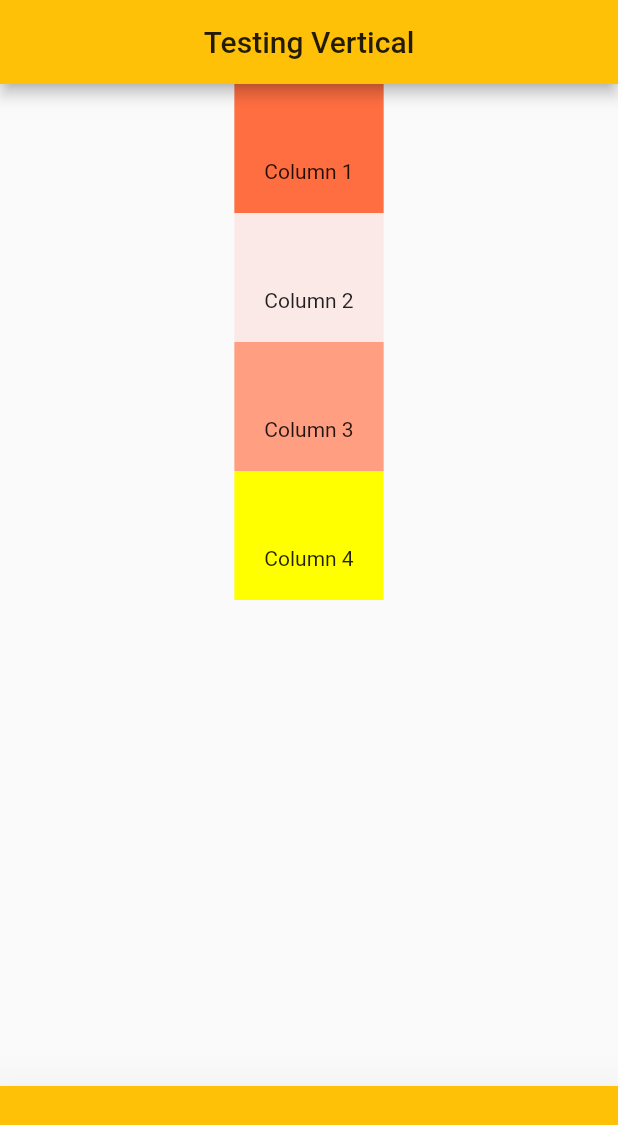
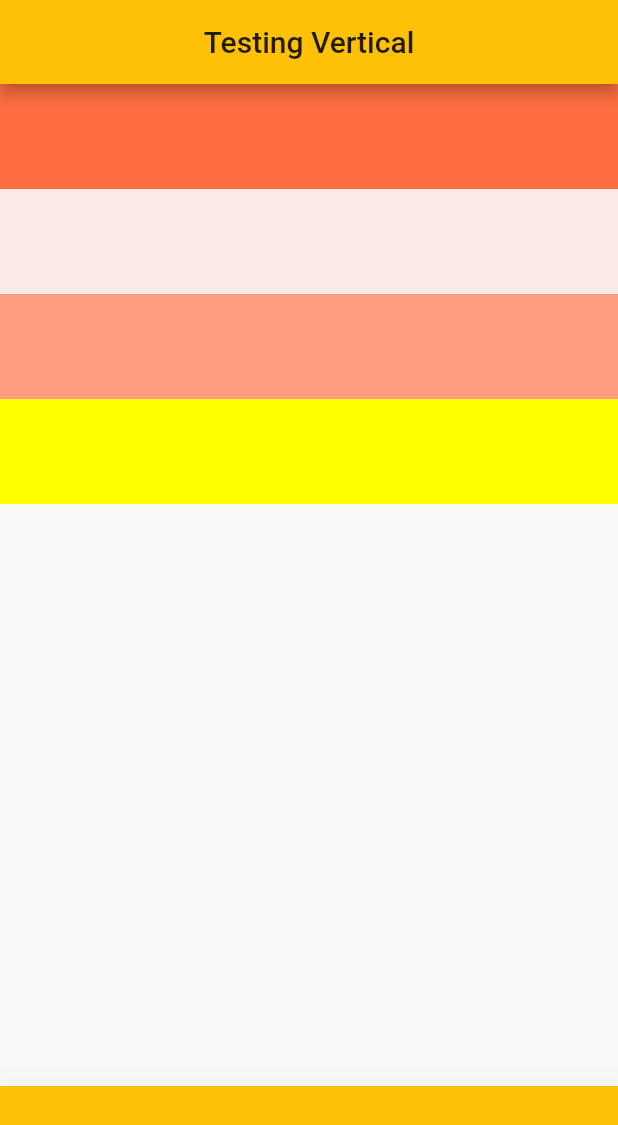
Before and after one commit to Ezeko/firstFlutterApp, a Flutter app: the screen it shows after launch, on a phone screen of 412 x 824 dp. Shown: the top 1125 px of the screen. Run offline on Flutter 3.47's test engine with Material 2 defaults, Android fonts, the phone set to English and light mode, and no system bars.

Commit message:
update column widget

```diff
--- a/lib/vertical.dart
+++ b/lib/vertical.dart
@@ -1,5 +1,3 @@
-import 'dart:html';
-
 import 'package:flutter/material.dart';
 
 class Vertical extends StatelessWidget {
@@ -30,25 +28,25 @@ class Vertical extends StatelessWidget {
 
                 padding: EdgeInsets.fromLTRB(20.0, 50.0, 20.0, 20.0),
                 color: Colors.deepOrangeAccent,
-                child: Text('Column 1')
+                //child: Text('Column 1')
               ),
 
               Container(
                 padding: EdgeInsets.fromLTRB(20.0, 50.0, 20.0, 20.0),
                 color: Colors.deepOrange[50],
-                child: Text('Column 2')
+                //child: Text('Column 2')
               ),
 
               Container(
                 padding: EdgeInsets.fromLTRB(20.0, 50.0, 20.0, 20.0),
                 color: Colors.deepOrangeAccent[100],
-                child: Text('Column 3')
+                //child: Text('Column 3 can be extended'),
               ),
 
               Container(
                 padding: EdgeInsets.fromLTRB(20.0, 50.0, 20.0, 20.0),
                 color: Colors.yellowAccent,
-                child: Text('Column 4')
+                //child: Text('Column 4')
               ),
 
             ],
```
